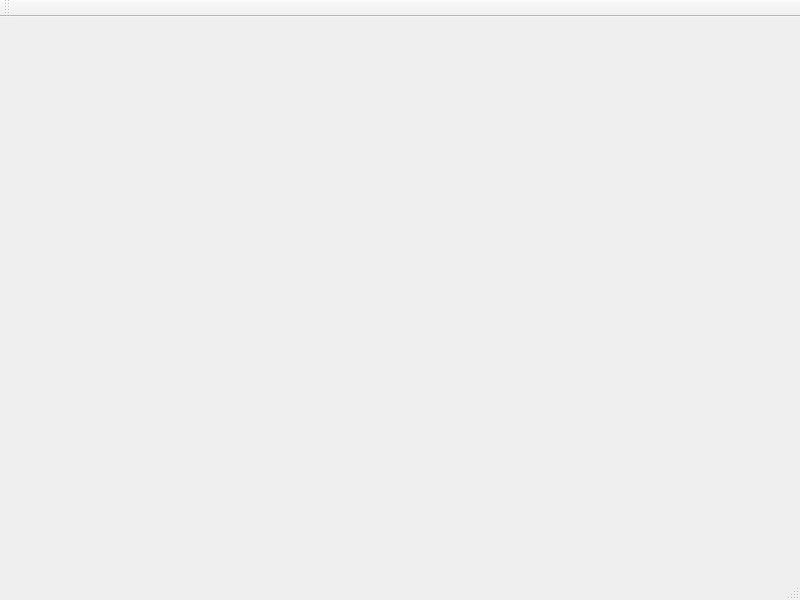
Qt form src/mainwindow.ui (MyQt/Invoice-Manger-Demo) before a commit.
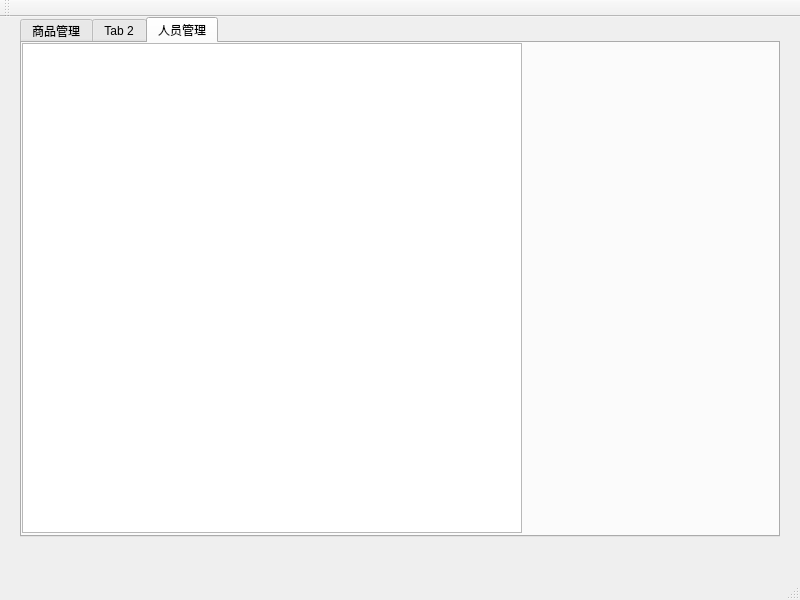
The same form after that commit. The open tabs and pages were chosen to show the change.

Commit message: Add user tableview

```diff
--- a/src/mainwindow.ui
+++ b/src/mainwindow.ui
@@ -13,7 +13,46 @@
   <property name="windowTitle">
    <string>Invoice-Manager</string>
   </property>
-  <widget class="QWidget" name="centralWidget"/>
+  <widget class="QWidget" name="centralWidget">
+   <widget class="QTabWidget" name="tabWidget">
+    <property name="geometry">
+     <rect>
+      <x>20</x>
+      <y>0</y>
+      <width>760</width>
+      <height>520</height>
+     </rect>
+    </property>
+    <property name="currentIndex">
+     <number>0</number>
+    </property>
+    <widget class="QWidget" name="productionTab">
+     <attribute name="title">
+      <string>商品管理</string>
+     </attribute>
+    </widget>
+    <widget class="QWidget" name="tab_2">
+     <attribute name="title">
+      <string>Tab 2</string>
+     </attribute>
+    </widget>
+    <widget class="QWidget" name="userTab">
+     <attribute name="title">
+      <string>人员管理</string>
+     </attribute>
+     <widget class="QTableView" name="userTableView">
+      <property name="geometry">
+       <rect>
+        <x>0</x>
+        <y>0</y>
+        <width>500</width>
+        <height>490</height>
+       </rect>
+      </property>
+     </widget>
+    </widget>
+   </widget>
+  </widget>
   <widget class="QMenuBar" name="menuBar">
    <property name="geometry">
     <rect>
```
The commit also changes 13 other files.
